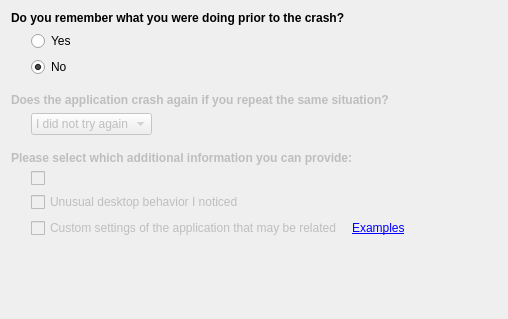
This is src/bugzillaintegration/ui/assistantpage_bugawareness.ui in KDE/drkonqi as Qt 5 draws it before an edit. The edited form follows.
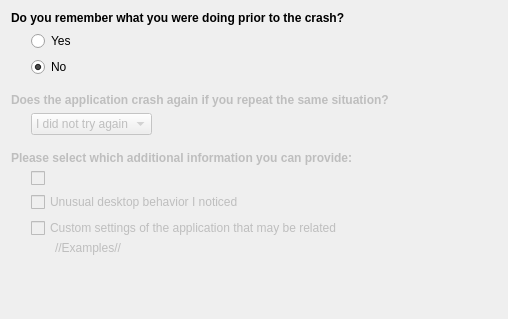
This is the edited form. Custom widgets are drawn as their Qt base class.

Commit message:
show details examples in label itself instead of unexpected tooltip
Summary:
the previous UX wasn't good. the label contained a "link" highlight
but that link was only a trigger to a tooltip. IOW it behaved more like
a button than a link.

instead of using a tooltip fully expand the examples into an indented label
below the relevant checkbox.

FIXED-IN: 5.17.0

Reviewers: ngraham, #vdg

Reviewed By: ngraham, #vdg

Subscribers: plasma-devel

Tags: #plasma

```diff
--- a/src/bugzillaintegration/ui/assistantpage_bugawareness.ui
+++ b/src/bugzillaintegration/ui/assistantpage_bugawareness.ui
@@ -238,6 +238,8 @@
           <number>0</number>
          </property>
          <item>
+          <layout class="QVBoxLayout" name="verticalLayout_6">
+           <item>
           <widget class="QCheckBox" name="m_appSpecificDetails">
            <property name="enabled">
             <bool>false</bool>
@@ -254,7 +256,9 @@
           </widget>
          </item>
          <item>
-          <spacer name="horizontalSpacer_6">
+            <layout class="QHBoxLayout" name="horizontalLayout_4">
+             <item>
+              <spacer name="horizontalSpacer_7">
            <property name="orientation">
             <enum>Qt::Horizontal</enum>
            </property>
@@ -263,7 +267,7 @@
            </property>
            <property name="sizeHint" stdset="0">
             <size>
-             <width>10</width>
+                 <width>24</width>
              <height>20</height>
             </size>
            </property>
@@ -275,28 +279,22 @@
             <bool>false</bool>
            </property>
            <property name="sizePolicy">
-            <sizepolicy hsizetype="Maximum" vsizetype="Preferred">
+                <sizepolicy hsizetype="Minimum" vsizetype="Minimum">
              <horstretch>0</horstretch>
              <verstretch>0</verstretch>
             </sizepolicy>
            </property>
            <property name="text">
-            <string comment="@label clicking/hovering this, the user will get examples about application specific details s/he can provide">&lt;a href=&quot;#&quot;&gt;Examples&lt;/a&gt;</string>
+                <string notr="true">//Examples//</string>
+               </property>
+               <property name="wordWrap">
+                <bool>true</bool>
            </property>
           </widget>
          </item>
-         <item>
-          <spacer name="horizontalSpacer_5">
-           <property name="orientation">
-            <enum>Qt::Horizontal</enum>
-           </property>
-           <property name="sizeHint" stdset="0">
-            <size>
-             <width>40</width>
-             <height>20</height>
-            </size>
-           </property>
-          </spacer>
+            </layout>
+           </item>
+          </layout>
          </item>
         </layout>
        </item>
```
Left out of the diff: 6 changed lines with no effect on the pictures. Lines whose indentation alone changed are shown as unchanged. The commit also changes 2 other files.
